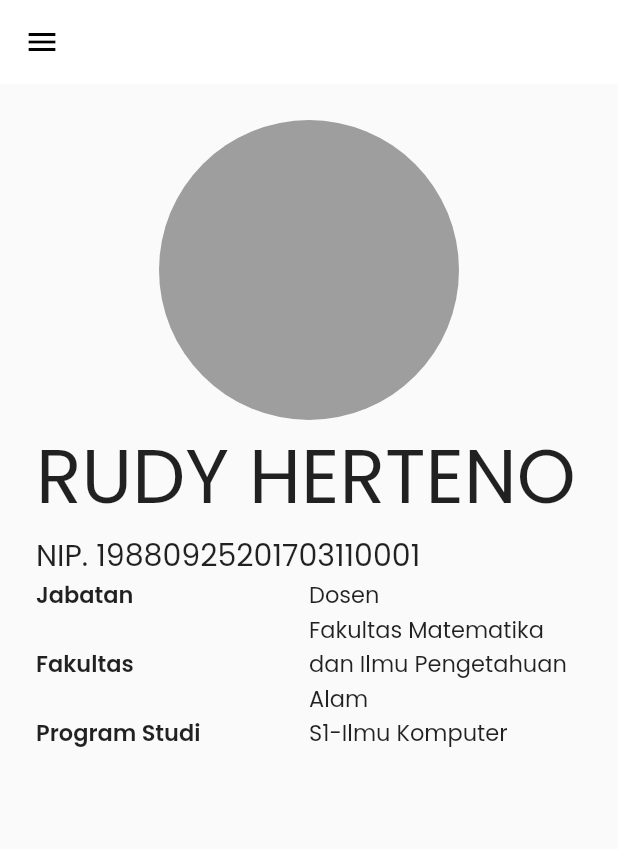
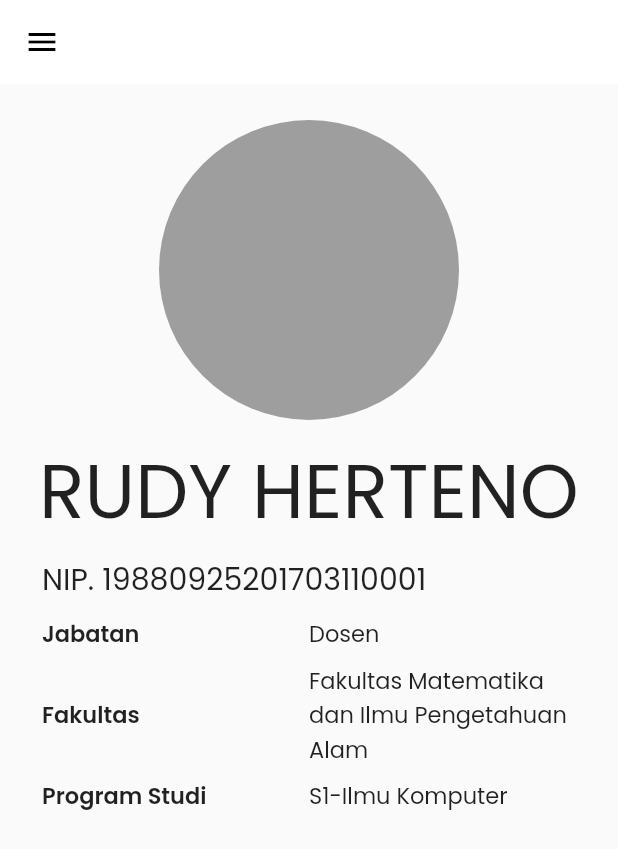
Before and after one commit to Naufal0010/PortalAkademikDosen, a Flutter app: the DashboardPage screen opened directly, on a phone screen of 412 x 824 dp. Shown: the top 849 px of the screen. Run offline on Flutter 3.47's test engine with Material 2 defaults, Android fonts, the phone set to English and light mode, and no system bars; our stand-ins replace dio, fluttertoast, pretty_dio_logger, shared_preferences; missing offline and left inert: dio_log, flutter_animated_dialog, simple_fontellico_progress_dialog; accounts and stored records are empty.

Commit message:
dashboard

```diff
--- a/lib/ui/dashboard/dashboard/dashboard_page.dart
+++ b/lib/ui/dashboard/dashboard/dashboard_page.dart
@@ -31,22 +31,32 @@ class _DashboardPageState extends State<DashboardPage> {
                 radius: 100.0,
               ),
             ),
-            const Text(
+            const SizedBox(height: 8),
+            Container(
+              padding: const EdgeInsets.all(2.0),
+              child: const Text(
                 'RUDY HERTENO',
                 style: TextStyle(
                   fontSize: 50.0,
                   fontWeight: FontWeight.w400,
                 ),
               ),
-            const Text(
+            ),
+            Container(
+              padding: const EdgeInsets.all(4.0),
+              child: const Text(
                 'NIP. 19880925201703110001',
                 style: TextStyle(
                   fontSize: 20.0,
                 ),
               ),
+            ),
+            const SizedBox(height: 2),
             Column(
               children: [
-                Row(
+                Container(
+                  padding: const EdgeInsets.all(4.0),
+                  child: Row(
                     mainAxisAlignment: MainAxisAlignment.spaceBetween,
                     children: const [
                       Expanded(
@@ -67,7 +77,10 @@ class _DashboardPageState extends State<DashboardPage> {
                           )),
                     ],
                   ),
-                Row(
+                ),
+                Container(
+                  padding: const EdgeInsets.all(4.0),
+                  child: Row(
                     children: const [
                       Expanded(
                           flex: 1,
@@ -86,7 +99,10 @@ class _DashboardPageState extends State<DashboardPage> {
                           )),
                     ],
                   ),
-                Row(
+                ),
+                Container(
+                  padding: const EdgeInsets.all(4.0),
+                  child: Row(
                     children: const [
                       Expanded(
                           flex: 1,
@@ -105,6 +121,7 @@ class _DashboardPageState extends State<DashboardPage> {
                           )),
                     ],
                   ),
+                ),
               ],
             )
           ],
```
Lines whose indentation alone changed are shown as unchanged.
